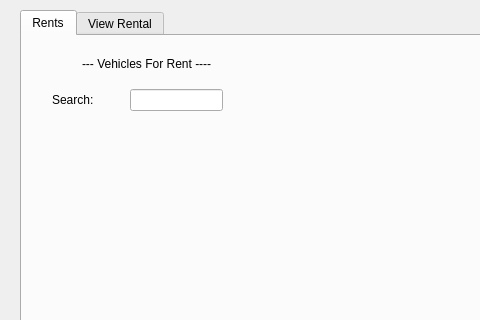
Above: RenTogether/secdialog.ui from GMengRong/ICT1009-CPP-RenTogether before the change; both pictures show x 0 to 480 and y 0 to 320 of the 945 by 776 pixel window. Below: the same form after it.
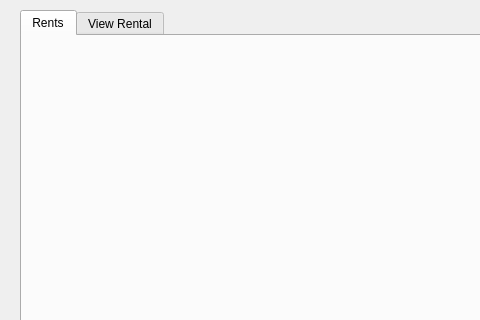
That is the form after the change.

Commit message: added comments and removed unnecessary ui stuff

```diff
--- a/RenTogether/secdialog.ui
+++ b/RenTogether/secdialog.ui
@@ -29,41 +29,6 @@
     <attribute name="title">
      <string>Rents</string>
     </attribute>
-    <widget class="QWidget" name="layoutWidget">
-     <property name="geometry">
-      <rect>
-       <x>30</x>
-       <y>50</y>
-       <width>171</width>
-       <height>28</height>
-      </rect>
-     </property>
-     <layout class="QHBoxLayout" name="horizontalLayout_15">
-      <item>
-       <widget class="QLabel" name="vSearch">
-        <property name="text">
-         <string>Search:         </string>
-        </property>
-       </widget>
-      </item>
-      <item>
-       <widget class="QLineEdit" name="Search"/>
-      </item>
-     </layout>
-    </widget>
-    <widget class="QLabel" name="label">
-     <property name="geometry">
-      <rect>
-       <x>60</x>
-       <y>20</y>
-       <width>151</width>
-       <height>16</height>
-      </rect>
-     </property>
-     <property name="text">
-      <string>--- Vehicles For Rent ----</string>
-     </property>
-    </widget>
    </widget>
    <widget class="QWidget" name="viewRental">
     <attribute name="title">
```
The commit also changes 1 other file.
